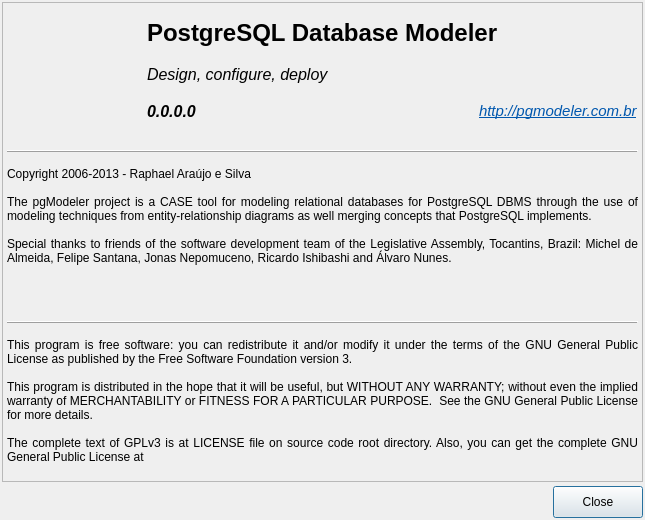
Before: the Qt Designer form libpgmodeler_ui/ui/formsobre.ui in pgmodeler/pgmodeler, drawn with Qt 5.
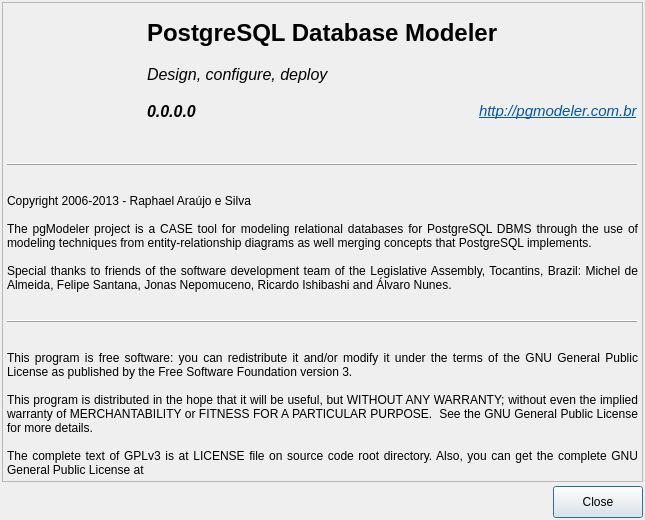
After: the same form once the commit is applied. Icons and pictures are not drawn.

The edit to the form file:
```diff
--- a/libpgmodeler_ui/ui/formsobre.ui
+++ b/libpgmodeler_ui/ui/formsobre.ui
@@ -271,7 +271,7 @@
       <item row="2" column="0" colspan="2">
        <widget class="QLabel" name="label_20">
         <property name="sizePolicy">
-         <sizepolicy hsizetype="Expanding" vsizetype="Expanding">
+         <sizepolicy hsizetype="Preferred" vsizetype="Preferred">
           <horstretch>0</horstretch>
           <verstretch>0</verstretch>
          </sizepolicy>
@@ -328,7 +328,7 @@
       <item row="4" column="0" colspan="2">
        <widget class="QLabel" name="label_8">
         <property name="sizePolicy">
-         <sizepolicy hsizetype="Expanding" vsizetype="Expanding">
+         <sizepolicy hsizetype="Preferred" vsizetype="Preferred">
           <horstretch>0</horstretch>
           <verstretch>0</verstretch>
          </sizepolicy>
```
Left out of the diff: 2 changed lines with no effect on the pictures.
